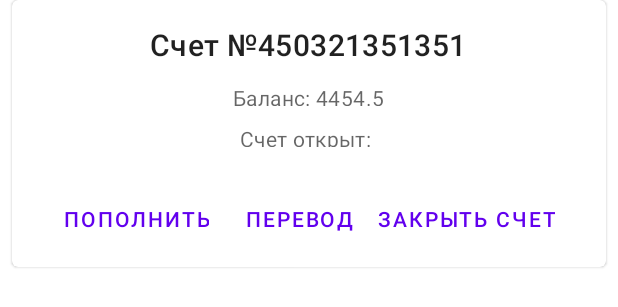
After one commit to Arturionni/HomeworkMobile, an Android app: the layout fragment_account_detail.xml on its own in the app's theme, with its tools: preview values and no code run, on a phone screen of 412 x 824 dp. The commit adds this screen. Shown: the top 307 px of the screen. Run offline under Robolectric (Android 15) with nearby library versions, the light colour scheme and no system bars.

Commit message:
account detail, close account

```diff
--- a/app/src/main/java/com/example/homeworkmobile/viewmodel/AccountViewModel.kt
+++ b/app/src/main/java/com/example/homeworkmobile/viewmodel/AccountViewModel.kt
@@ -15,6 +15,12 @@ class AccountViewModel @Inject constructor(private val accountModel: AccountMode
     suspend fun addAccountToDB(userId: Int) {
         return accountModel.addAccountToDB(userId)
     }
+    suspend fun closeAccount(Id: Int) {
+        return accountModel.closeAccount(Id)
+    }
+    suspend fun replenishAccount(value: Double, account: Account) {
+        return accountModel.replenishAccount(value, account)
+    }
     suspend fun accountExist(accountNumber: String): Boolean {
         return accountModel.accountExist(accountNumber)
     }
--- /dev/null
+++ b/app/src/main/res/layout/fragment_account_detail.xml
@@ -0,0 +1,120 @@
+<?xml version="1.0" encoding="utf-8"?>
+<androidx.constraintlayout.widget.ConstraintLayout xmlns:android="http://schemas.android.com/apk/res/android"
+    xmlns:tools="http://schemas.android.com/tools"
+    android:layout_width="match_parent"
+    android:layout_height="match_parent"
+    xmlns:app="http://schemas.android.com/apk/res-auto"
+    tools:context=".views.personalArea.AccountDetailFragment">
+
+    <com.google.android.material.card.MaterialCardView
+        android:layout_width="match_parent"
+        android:layout_height="wrap_content"
+        android:layout_margin="8dp"
+        android:background="#FFF"
+        tools:ignore="MissingConstraints">
+    <LinearLayout
+
+        android:layout_width="match_parent"
+        android:layout_height="wrap_content"
+        android:orientation="vertical">
+    <LinearLayout
+        android:layout_width="match_parent"
+        android:layout_height="wrap_content"
+        android:orientation="vertical"
+        android:padding="16dp">
+        <LinearLayout
+            android:layout_width="match_parent"
+            android:layout_height="match_parent"
+            android:gravity="center">
+            <TextView
+                android:layout_width="wrap_content"
+                android:layout_height="wrap_content"
+                android:text="Счет №"
+                android:textAppearance="?attr/textAppearanceHeadline6"
+                />
+            <TextView
+                android:layout_width="wrap_content"
+                android:layout_height="wrap_content"
+                android:id="@+id/accountNumberDetail"
+                android:text="450321351351"
+                android:textAppearance="?attr/textAppearanceHeadline6"
+                />
+        </LinearLayout>
+        <LinearLayout
+            android:layout_width="match_parent"
+            android:layout_height="match_parent"
+            android:gravity="center">
+            <TextView
+                android:layout_width="wrap_content"
+                android:layout_height="wrap_content"
+                android:textAppearance="?attr/textAppearanceBody2"
+                android:textColor="?android:attr/textColorSecondary"
+                android:layout_marginTop="8dp"
+                android:text="Баланс: "
+                />
+            <TextView
+                android:layout_width="wrap_content"
+                android:layout_height="wrap_content"
+                android:layout_marginTop="8dp"
+                android:id="@+id/accountBalanceDetail"
+                android:text="4454.5"
+                android:textAppearance="?attr/textAppearanceBody2"
+                android:textColor="?android:attr/textColorSecondary"
+                />
+        </LinearLayout>
+        <LinearLayout
+            android:layout_width="match_parent"
+            android:layout_height="match_parent"
+            android:gravity="center">
+            <TextView
+                android:layout_width="wrap_content"
+                android:layout_height="wrap_content"
+                android:textAppearance="?attr/textAppearanceBody2"
+                android:textColor="?android:attr/textColorSecondary"
+                android:layout_marginTop="8dp"
+                android:text="Счет открыт: "
+                />
+            <TextView
+                android:layout_width="wrap_content"
+                android:layout_height="wrap_content"
+                android:layout_marginTop="8dp"
+                android:id="@+id/dateCreatedDetail"
+                android:text=""
+                android:textAppearance="?attr/textAppearanceBody2"
+                android:textColor="?android:attr/textColorSecondary"
+                />
+        </LinearLayout>
+    </LinearLayout>
+
+    <LinearLayout
+        android:layout_width="match_parent"
+        android:layout_height="wrap_content"
+        android:layout_margin="8dp"
+        android:orientation="horizontal"
+        android:gravity="center">
+        <com.google.android.material.button.MaterialButton
+            android:layout_width="wrap_content"
+            android:layout_height="wrap_content"
+            android:layout_marginEnd="8dp"
+            android:text="Пополнить"
+            android:id="@+id/replenishAccountButton"
+            style="?attr/borderlessButtonStyle"
+            />
+        <com.google.android.material.button.MaterialButton
+            android:layout_width="wrap_content"
+            android:layout_height="wrap_content"
+            android:text="Перевод"
+            android:id="@+id/transferAccountButton"
+            style="?attr/borderlessButtonStyle"
+            />
+        <com.google.android.material.button.MaterialButton
+            android:layout_width="wrap_content"
+            android:layout_height="wrap_content"
+            android:text="Закрыть счет"
+            android:id="@+id/closeAccountButton"
+            style="?attr/borderlessButtonStyle"
+            />
+    </LinearLayout>
+    </LinearLayout>
+    </com.google.android.material.card.MaterialCardView>
+</androidx.constraintlayout.widget.ConstraintLayout>
```
Also changed, not shown: app/src/main/java/com/example/homeworkmobile/model/AccountModel.kt (+9 -1 lines), app/src/main/java/com/example/homeworkmobile/model/db/AccountsDao.kt (+7 -1 lines), app/src/main/java/com/example/homeworkmobile/views/personalArea/AccountDetailFragment.kt (added, +67 -0 lines), app/src/main/java/com/example/homeworkmobile/views/personalArea/adapters/AccountsListAdapter.kt (+8 -2 lines), app/src/main/java/com/example/homeworkmobile/views/personalArea/adapters/AdapterCallback.kt (added, +8 -0 lines), app/src/main/java/com/example/homeworkmobile/views/personalArea/tabsMainMenu/MainTabFragment.kt (+21 -4 lines), app/src/main/res/layout/fragment_account_card.xml (+0 -28 lines).
